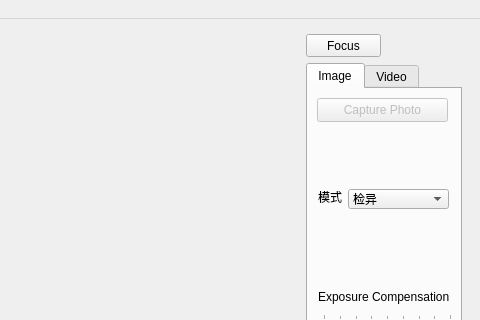
First picture: the form in camera/camera.ui, repository MoreDrinkHotWater/QML_test, before the edit; both pictures show x 197 to 677 and y 0 to 320 of the 677 by 705 pixel window.
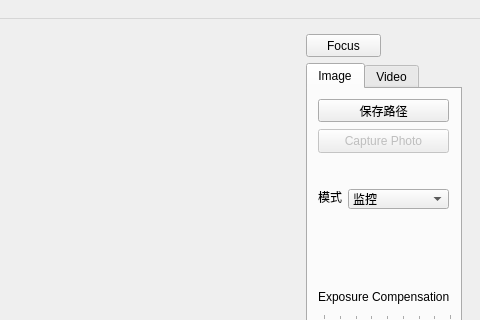
Second picture: the form after the edit. Icons and pictures are not drawn. Custom widgets are drawn as their Qt base class.

Commit message: edit camera project

Patch:
```diff
--- a/camera/camera.ui
+++ b/camera/camera.ui
@@ -159,8 +159,8 @@
       </property>
       <property name="geometry">
        <rect>
-        <x>9</x>
-        <y>9</y>
+        <x>10</x>
+        <y>40</y>
         <width>131</width>
         <height>24</height>
        </rect>
@@ -233,9 +233,15 @@
         <height>20</height>
        </rect>
       </property>
+      <property name="toolTip">
+       <string>请选择模式</string>
+      </property>
+      <property name="sizeAdjustPolicy">
+       <enum>QComboBox::AdjustToContentsOnFirstShow</enum>
+      </property>
       <item>
        <property name="text">
-        <string>检异</string>
+        <string extracomment="实时监控">监控</string>
        </property>
       </item>
       <item>
@@ -244,6 +250,19 @@
        </property>
       </item>
      </widget>
+     <widget class="QPushButton" name="savePathButton">
+      <property name="geometry">
+       <rect>
+        <x>10</x>
+        <y>10</y>
+        <width>131</width>
+        <height>23</height>
+       </rect>
+      </property>
+      <property name="text">
+       <string>保存路径</string>
+      </property>
+     </widget>
     </widget>
     <widget class="QWidget" name="tab">
      <attribute name="title">
```
Left out of the diff: 2 changed lines with no effect on the pictures. The commit also changes 4 other files.
